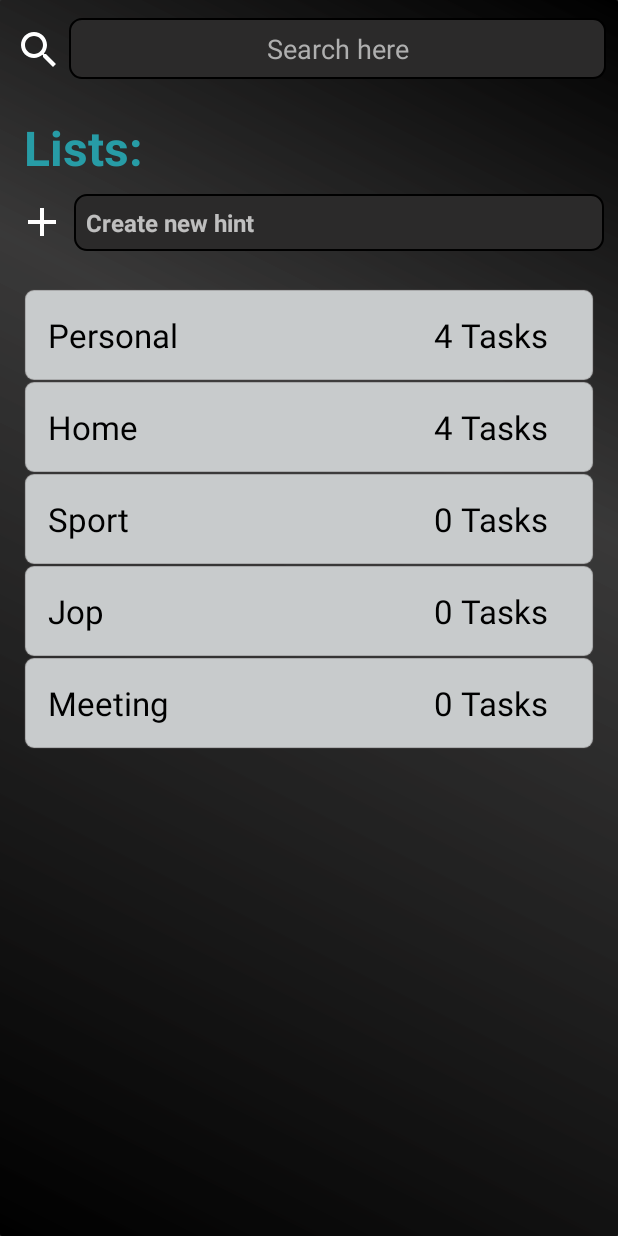
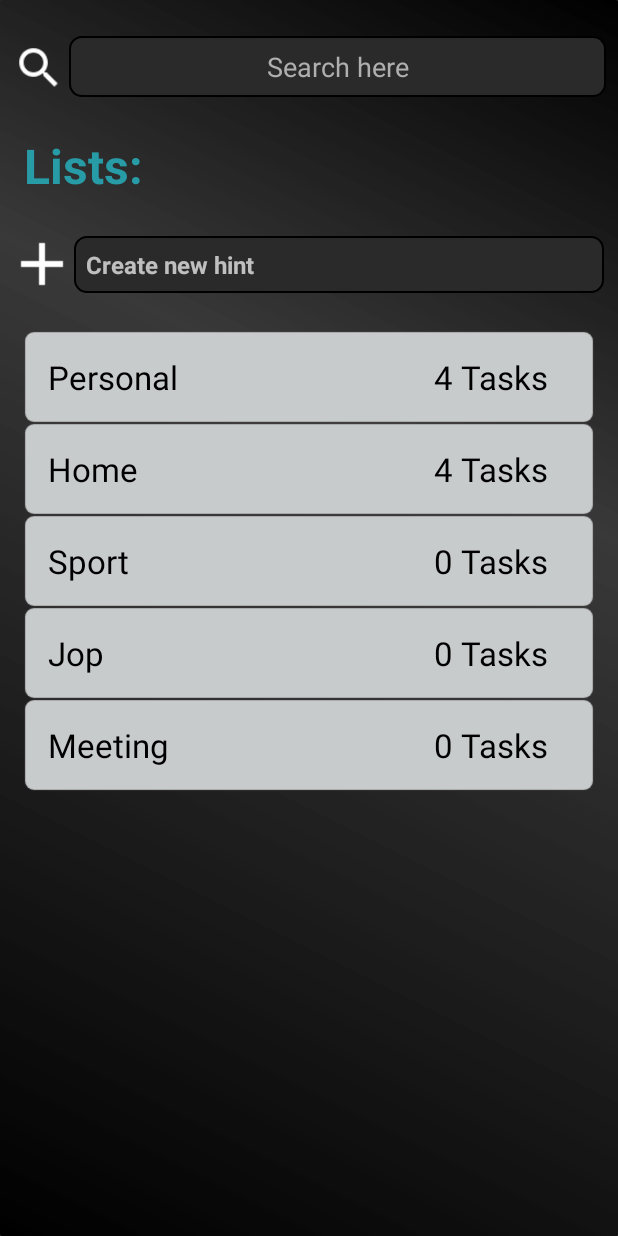
Before and after one commit to Eng-Mohammed-Al-Jojo/ToDoList_Project, an Android app: the main_list screen opened directly, with no data from a screen before it, on a phone screen of 412 x 824 dp. Run offline under Robolectric (Android 15) with nearby library versions, the light colour scheme and no system bars.

Commit message:
last commit

```diff
--- a/app/src/main/res/layout/activity_main_list.xml
+++ b/app/src/main/res/layout/activity_main_list.xml
@@ -11,7 +11,7 @@
     android:layout_width="match_parent"
     android:layout_height="wrap_content"
     android:orientation="horizontal"
-    android:layout_marginTop="4dp"
+    android:layout_marginTop="16dp"
     android:padding="8dp"
 >
     <ImageButton
@@ -23,8 +23,8 @@
         android:layout_marginTop="5dp"
         android:layout_marginStart="2dp"
         android:layout_weight="0"
-        android:scaleX="1"
-        android:scaleY="1"
+        android:scaleX="1.1"
+        android:scaleY="1.1"
         />
 
     <EditText
@@ -51,8 +51,7 @@
         android:layout_width="match_parent"
         android:layout_height="wrap_content"
         android:textStyle="bold"
-        android:layout_marginTop="16dp"
-        android:layout_marginStart="16dp"
+        android:padding="16dp"
         android:textColor="@color/start_blue"
         android:textSize="32sp"
         android:text="@string/lists" />
@@ -72,6 +71,8 @@
             android:background="@drawable/ic_baseline_add_24"
             android:layout_margin="4dp"
             android:layout_marginTop="16dp"
+            android:scaleX="1.5"
+            android:scaleY="1.5"
 
             />
         <EditText
--- a/app/src/main/res/layout/activity_task_list_.xml
+++ b/app/src/main/res/layout/activity_task_list_.xml
@@ -12,6 +12,7 @@
     android:layout_height="wrap_content"
     android:orientation="horizontal"
     android:layout_marginTop="32dp"
+    android:padding="8dp"
 >
 
     <TextView
@@ -55,6 +56,8 @@
             android:paddingTop="22dp"
             android:layout_margin="4dp"
             android:layout_marginTop="16dp"
+            android:scaleY="1.5"
+            android:scaleX="1.5"
 
             />
         <EditText
```
Also changed, not shown: app/src/main/res/layout/login.xml (+6 -2 lines), app/src/main/res/layout/register.xml (+7 -1 lines), 1 other file.
